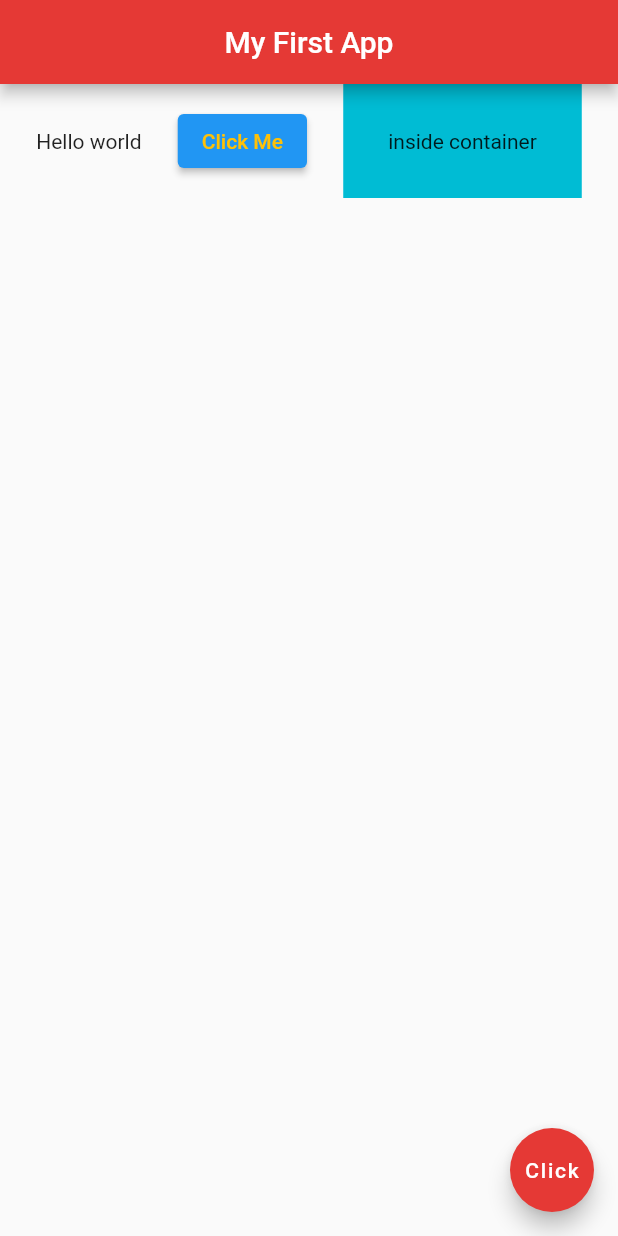
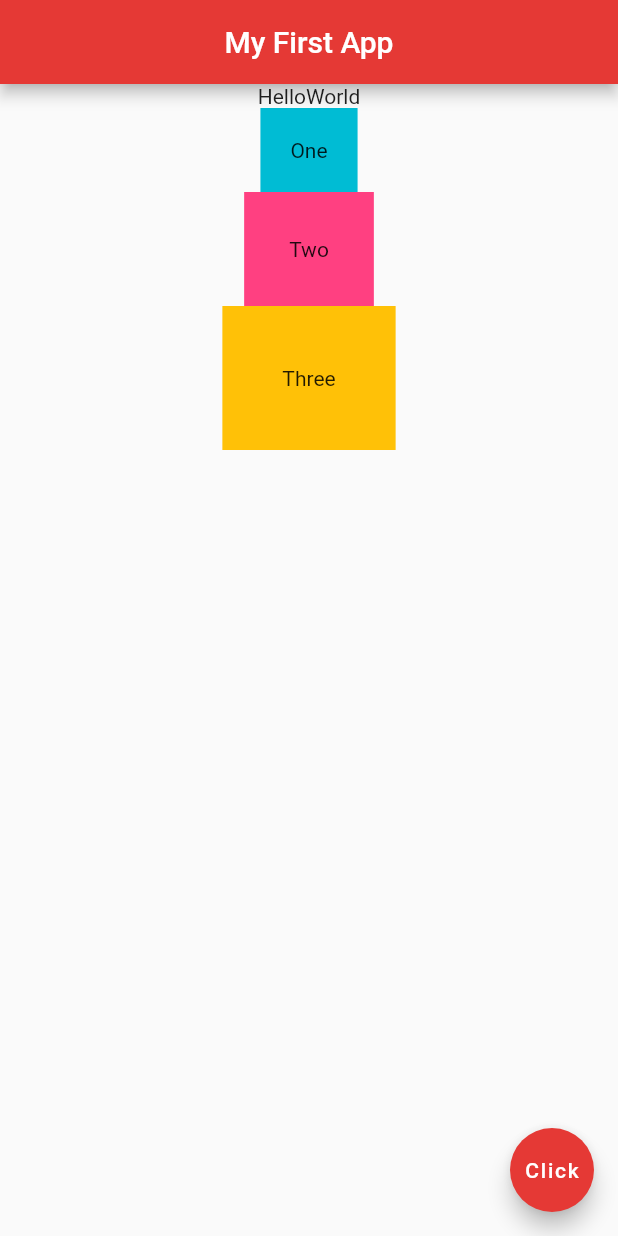
Before and after one commit to ThuktenSingye/Flutter, a Flutter app: the screen it shows after launch, on a phone screen of 412 x 824 dp. Run offline on Flutter 3.47's test engine with Material 2 defaults, Android fonts, the phone set to English and light mode, and no system bars.

Commit message:
Column widget

```diff
--- a/FlutterTutorial/firstapp/lib/main.dart
+++ b/FlutterTutorial/firstapp/lib/main.dart
@@ -28,28 +28,34 @@
         centerTitle: true,
         backgroundColor: Colors.red[600],
       ),
-      body: Row(
-        // similar to flex layout in css
-        // main axis property to control horizontal alignment
-        // cross axis property to control vertical alignment
-        mainAxisAlignment: MainAxisAlignment.spaceEvenly,
+      body: Column(
+        // main axis alignment to control vertical
+        // cross axis alignment to control horizontal
+        mainAxisAlignment: MainAxisAlignment.start,
         crossAxisAlignment: CrossAxisAlignment.center,
         children: <Widget>[
-          Text('Hello world'),
-          ElevatedButton(
-            onPressed: () {
-              print('You Click ');
-            },
-            child: Text('Click Me'),
-            style: ButtonStyle(
-              foregroundColor: MaterialStateProperty.all<Color>(Colors.amber),
-            ),
-            ),
-            Container(
-              color: Colors.cyan,
-              padding: EdgeInsets.all(30.0),
-              child: Text('inside container'),
-            ),
+          Row(
+            mainAxisAlignment: MainAxisAlignment.center,
+            children: <Widget>[
+              Text('Hello'),
+              Text('World'),
+            ],
+          ),
+          Container(
+            padding: EdgeInsets.all(20.0),
+            color: Colors.cyan,
+            child: Text('One'),
+          ),
+          Container(
+            padding: EdgeInsets.all(30.0),
+            color: Colors.pinkAccent,
+            child: Text('Two'),
+          ),
+          Container(
+            padding: EdgeInsets.all(40.0),
+            color: Colors.amber,
+            child: Text('Three'),
+          ),
         ],
       ),
       floatingActionButton: FloatingActionButton(
```
